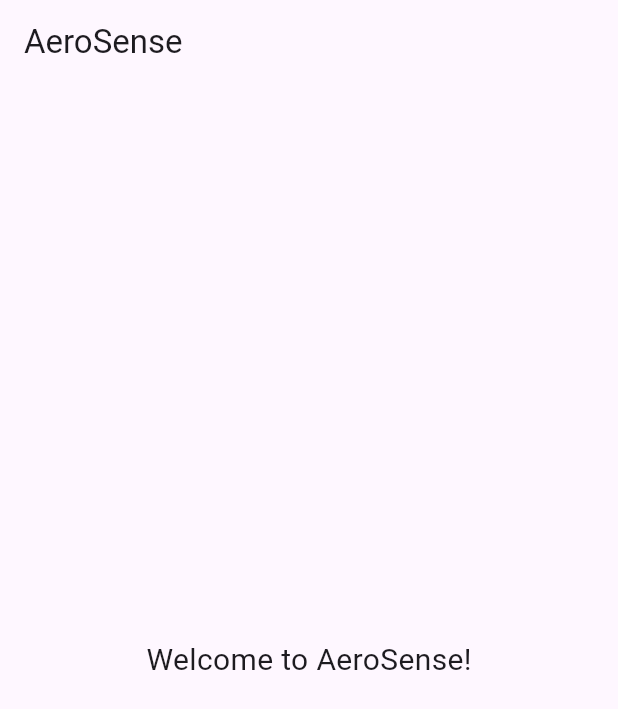
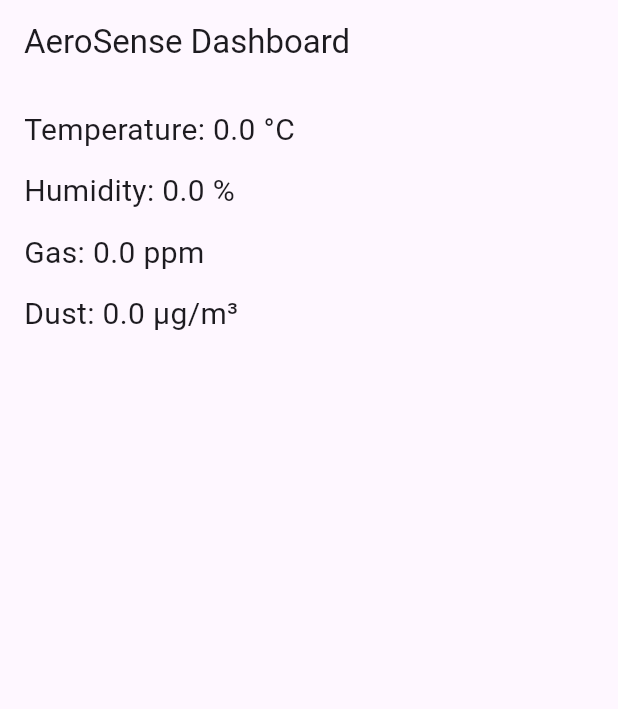
Before and after one commit to revalinocalvin/aerosense, a Flutter app: the screen it shows after launch, on a phone screen of 412 x 824 dp. Shown: the top 709 px of the screen. Run offline on Flutter 3.47's test engine with Material 3 defaults, Android fonts, the light colour scheme and no system bars; our stand-ins replace firebase_core, firebase_database; accounts and stored records are empty.

Commit message:
First Version
Initiated Firebase connection with partial working data fetching

```diff
--- a/lib/main.dart
+++ b/lib/main.dart
@@ -1,6 +1,11 @@
 import 'package:flutter/material.dart';
+import 'package:firebase_core/firebase_core.dart';
+import 'package:firebase_database/firebase_database.dart';
 
-void main() {
+
+void main() async {
+  WidgetsFlutterBinding.ensureInitialized();
+  await Firebase.initializeApp();
   runApp(const AeroSenseApp());
 }
 
@@ -14,24 +19,70 @@ class AeroSenseApp extends StatelessWidget {
       theme: ThemeData(
         primarySwatch: Colors.green,
       ),
-      home: const HomePage(),
+      home: const SensorDataPage(),
     );
   }
 }
 
-class HomePage extends StatelessWidget {
-  const HomePage({super.key});
+class SensorDataPage extends StatefulWidget {
+  const SensorDataPage({super.key});
+
+  @override
+  State<SensorDataPage> createState() => _SensorDataPageState();
+}
+
+class _SensorDataPageState extends State<SensorDataPage> {
+  double temperature = 0;
+  double humidity = 0;
+  double gas = 0;
+  double dust = 0;
+
+  @override
+  void initState() {
+    super.initState();
+    fetchSensorData();
+  }
+
+  void fetchSensorData() async {
+    final databaseReference = FirebaseDatabase.instance.ref();
+    final snapshot = await databaseReference.child('AirMonitor').get();
+
+    if (snapshot.exists) {
+      final data = Map<String, dynamic>.from(snapshot.value as Map);
+
+      if (data != null) {
+        final logs = Map<String, dynamic>.from(data['Logs'] ?? {});
+        setState(() {
+          humidity = (data['Humidity'] ?? 0).toDouble();
+          gas = (logs['MQ135'] ?? 0).toDouble();
+          temperature = (logs['Temperature'] ?? 0).toDouble();
+          dust = 0.0;
+        });
+      }
+    }
+  }
+
+
 
   @override
   Widget build(BuildContext context) {
     return Scaffold(
       appBar: AppBar(
-        title: const Text('AeroSense'),
+        title: const Text('AeroSense Dashboard'),
       ),
-      body: const Center(
-        child: Text(
-          'Welcome to AeroSense!',
-          style: TextStyle(fontSize: 20),
+      body: Padding(
+        padding: const EdgeInsets.all(16.0),
+        child: Column(
+          crossAxisAlignment: CrossAxisAlignment.start,
+          children: [
+            Text('Temperature: ${temperature.toStringAsFixed(1)} °C', style: TextStyle(fontSize: 20)),
+            const SizedBox(height: 12),
+            Text('Humidity: ${humidity.toStringAsFixed(1)} %', style: TextStyle(fontSize: 20)),
+            const SizedBox(height: 12),
+            Text('Gas: ${gas.toStringAsFixed(1)} ppm', style: TextStyle(fontSize: 20)),
+            const SizedBox(height: 12),
+            Text('Dust: ${dust.toStringAsFixed(1)} µg/m³', style: TextStyle(fontSize: 20)),
+          ],
         ),
       ),
     );
--- a/pubspec.yaml
+++ b/pubspec.yaml
@@ -31,6 +31,8 @@ dependencies:
   flutter:
     sdk: flutter
 
+  firebase_core: 3.15.1
+  firebase_database: 11.3.9
   # The following adds the Cupertino Icons font to your application.
   # Use with the CupertinoIcons class for iOS style icons.
   cupertino_icons: ^1.0.8
```
Also changed, not shown: 7 other files.
